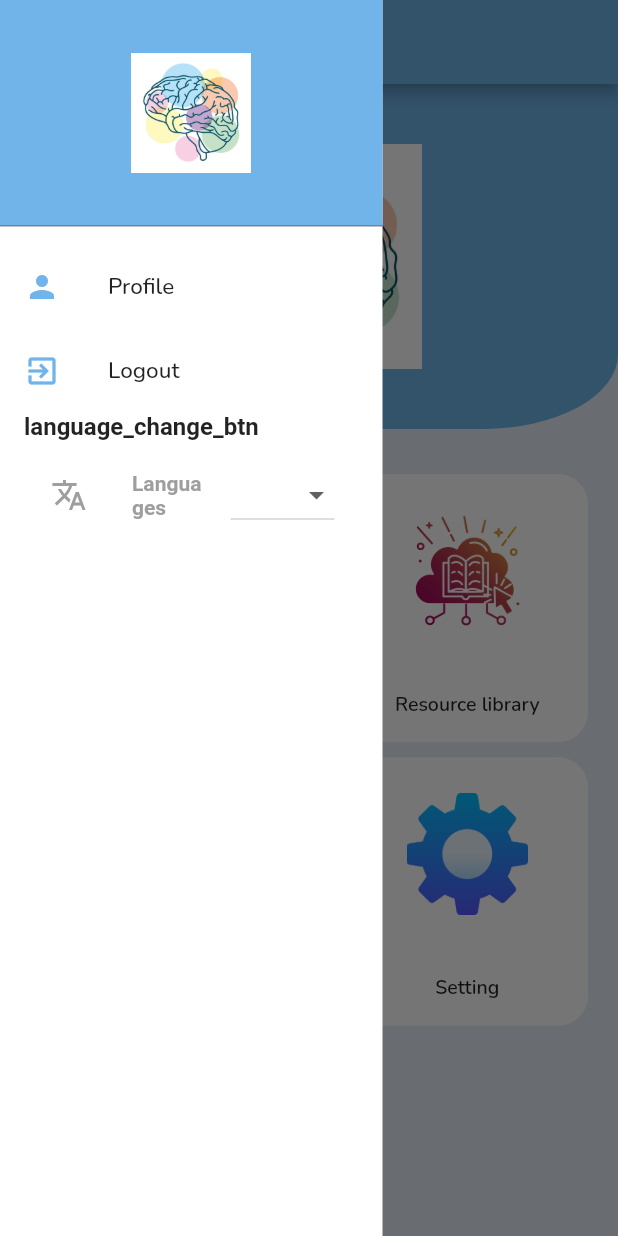
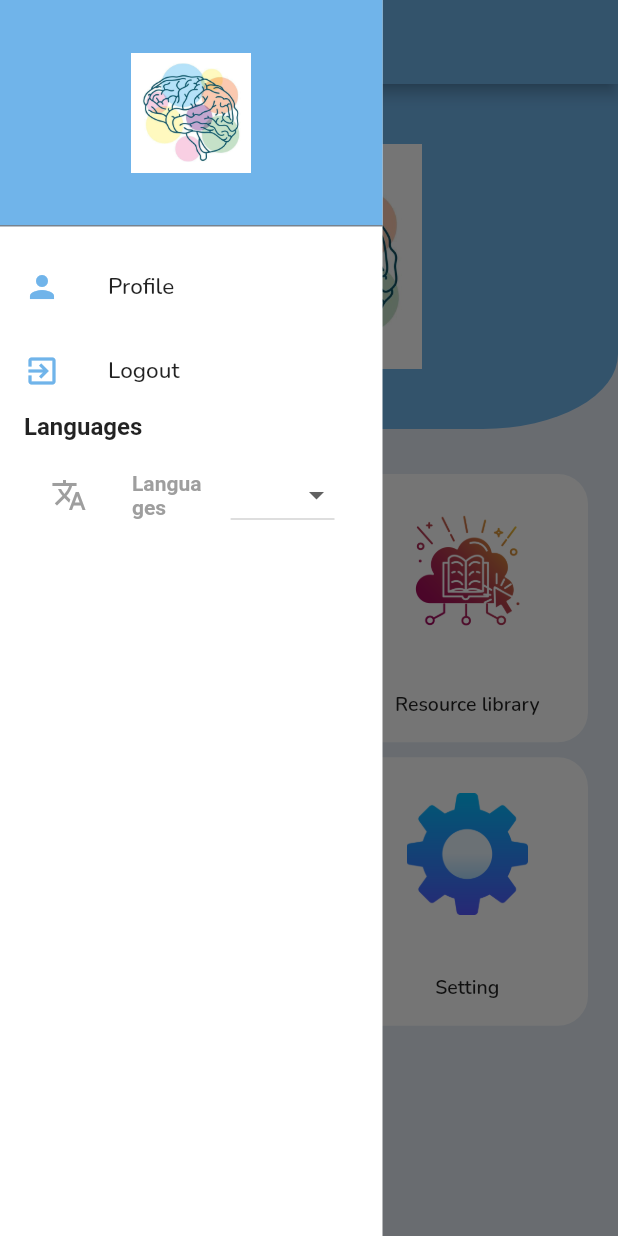
Before and after one commit to Afrasshafqat/Mental_Health, a Flutter app: the screen it shows after launch, with the side drawer open, on a phone screen of 412 x 824 dp. Run offline on Flutter 3.47's test engine with Material 2 defaults, Android fonts, the phone set to English and light mode, and no system bars; our stand-ins replace cloud_firestore, firebase_auth, firebase_core, fluttertoast, get, percent_indicator and 2 more; missing offline and left inert: flutter_email_sender; accounts and stored records are empty; Roboto replaces fonts that are missing (Poppins, SourceSansPro).

Commit message:
new commint and new

```diff
--- a/lib/Dashboard/Dashboard.dart
+++ b/lib/Dashboard/Dashboard.dart
@@ -80,7 +80,7 @@ class _DashboardState extends State<Dashboard> {
             SizedBox(height: 12.0,),
             GestureDetector(
               onTap: (){
-                //Navigator.push(context, MaterialPageRoute(builder: (context)=>ProfileScreen()));
+                Navigator.push(context, MaterialPageRoute(builder: (context)=>SettingsScreen()));
               },
               child: ListTile(
                 leading: Icon(Icons.person,color: AppColors.ecogreen,),
@@ -123,7 +123,7 @@ class _DashboardState extends State<Dashboard> {
                 crossAxisAlignment: CrossAxisAlignment.start,
                 children: [
                   Text(
-                    languageProvider.translate('language_change_btn'),
+                    languageProvider.translate('language'),
                     style: TextStyle(fontSize: 16, fontWeight: FontWeight.bold),
                   ),
                   SizedBox(height: 8),
--- a/lib/Setting/SettingScreen.dart
+++ b/lib/Setting/SettingScreen.dart
@@ -159,9 +159,3 @@ class _SettingsScreenState extends State<SettingsScreen> {
     );
   }
 }
-
-void main() {
-  runApp(MaterialApp(
-    home: SettingsScreen(),
-  ));
-}
```
